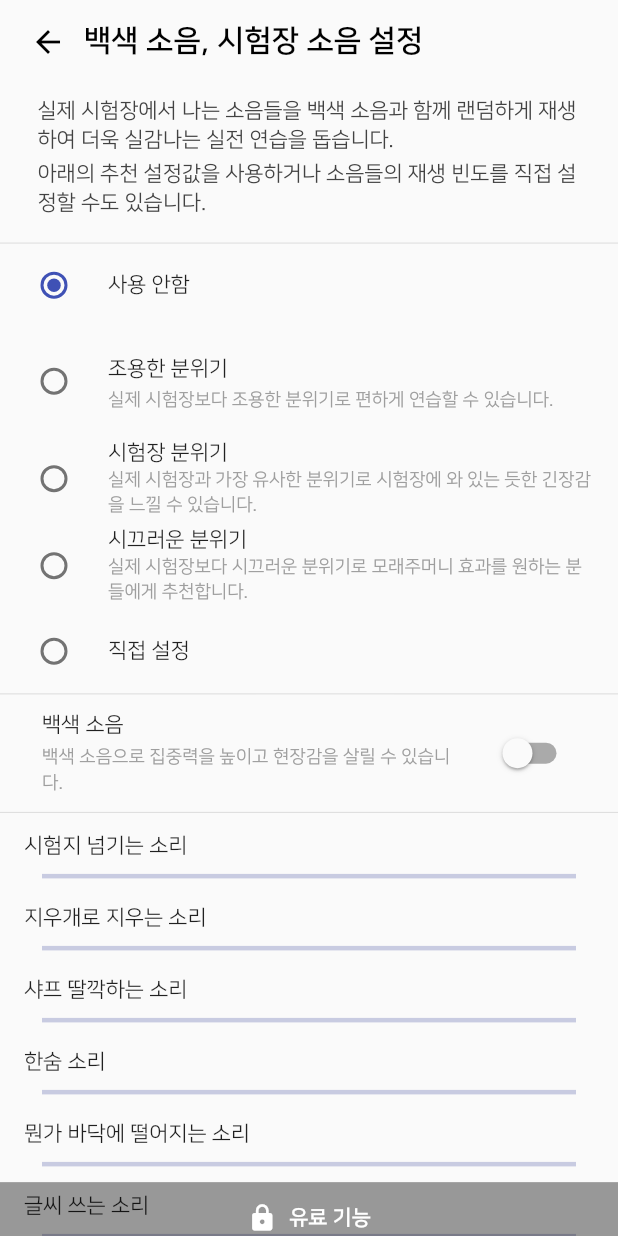
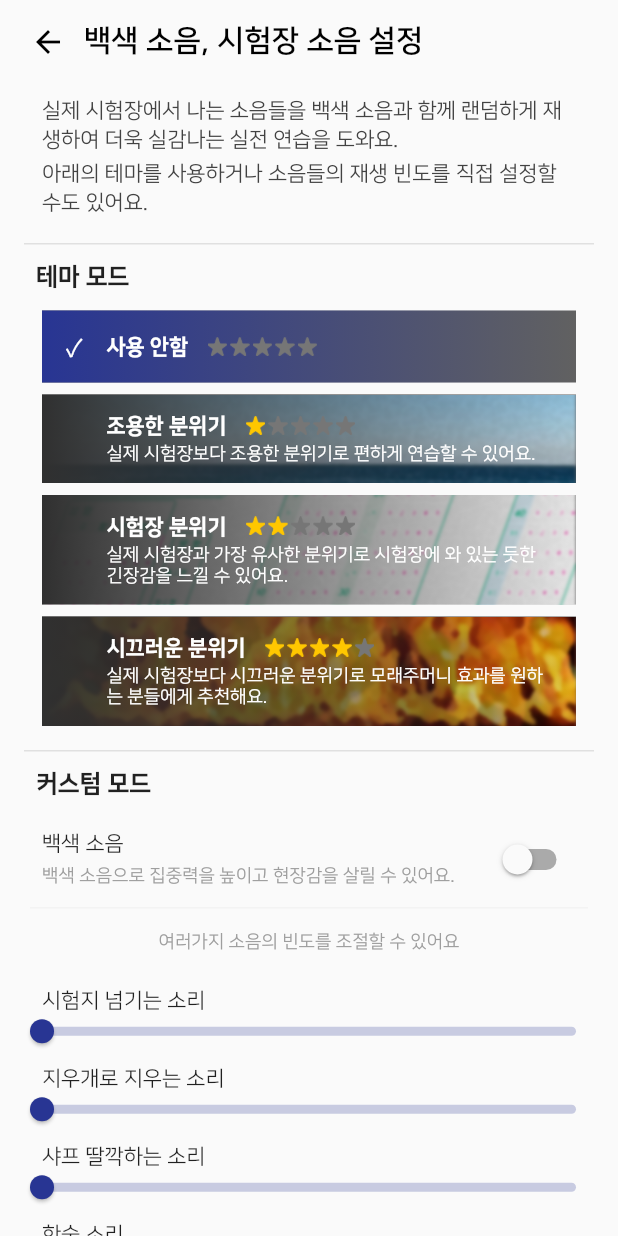
Before and after one commit to silgam/silgam-flutter, a Flutter app: the NoiseSettingPage screen opened by its route, on a phone screen of 412 x 824 dp. Run offline on Flutter 3.47's test engine with Material 2 defaults, Android fonts, the phone set to English and light mode, and no system bars; our stand-ins replace bloc, cached_network_image, carousel_slider, cloud_firestore, dio, dotted_line and 32 more; missing offline and left inert: audio_session, flutter_facebook_auth, in_app_purchase_storekit, kakao_flutter_sdk, mixpanel_flutter, rich_text_controller; accounts and stored records are empty; generated files the repository leaves out were written again; network calls fail; statements that could not run were skipped.

Commit message:
feat: update noise setting page design

```diff
--- /dev/null
+++ b/lib/presentation/common/subtitle.dart
@@ -0,0 +1,34 @@
+import 'package:flutter/material.dart';
+
+class Subtitle extends StatelessWidget {
+  const Subtitle({
+    super.key,
+    required this.text,
+  });
+
+  final String text;
+
+  @override
+  Widget build(BuildContext context) {
+    return Container(
+      width: double.infinity,
+      padding: const EdgeInsets.only(left: 8, right: 8, top: 12, bottom: 4),
+      margin: const EdgeInsets.symmetric(horizontal: 16),
+      decoration: BoxDecoration(
+        border: Border(
+          top: BorderSide(
+            color: Colors.grey.shade300,
+            width: 1,
+          ),
+        ),
+      ),
+      child: Text(
+        text,
+        style: const TextStyle(
+          fontSize: 16,
+          fontWeight: FontWeight.w900,
+        ),
+      ),
+    );
+  }
+}
--- a/lib/presentation/home_page/settings/settings_view.dart
+++ b/lib/presentation/home_page/settings/settings_view.dart
@@ -19,6 +19,7 @@ import '../../common/custom_card.dart';
 import '../../common/login_button.dart';
 import '../../common/purchase_button.dart';
 import '../../common/scaffold_body.dart';
+import '../../common/subtitle.dart';
 import '../../login_page/login_page.dart';
 import '../../my_page/my_page.dart';
 import '../../noise_setting/noise_setting_page.dart';
@@ -80,47 +81,47 @@ class _SettingsViewState extends State<SettingsView> {
           );
         },
       ),
-      _buildSubtitle('기능'),
+      const Subtitle(text: '기본 설정'),
       SettingTile(
         onTap: _onNoiseSettingButtonTap,
         title: '백색 소음, 시험장 소음 설정',
         description: '시험을 볼 때 백색소음과 시험장 소음을 통해 현장감을 극대화할 수 있습니다.',
         showArrow: true,
       ),
-      const _Divider(),
+      const SettingDivider(),
       const SettingTile(
         title: '시험 종료 후 바로 기록하기',
         description: '시험이 끝난 후에 모의고사를 기록할 수 있는 화면으로 넘어갑니다.',
         disabledDescription: '시험이 끝난 후에 모의고사 목록 화면으로 넘어갑니다.',
         preferenceKey: PreferenceKey.showAddRecordPageAfterExamFinished,
       ),
-      _buildSubtitle('기타'),
+      const Subtitle(text: '기타'),
       SettingTile(
         onTap: _onWriteReviewButtonTap,
         title: '리뷰 쓰기',
         description: '리뷰는 실감 팀에게 큰 도움이 됩니다.',
       ),
-      const _Divider(),
+      const SettingDivider(),
       SettingTile(
         onTap: () => launchUrl(Uri.parse(urlKakaotalk),
             mode: LaunchMode.externalApplication),
         title: '문의하기',
         description: '실감 카카오톡 채널로 의견을 보내거나 문의할 수 있습니다.',
       ),
-      if (appState.isSignedIn) const _Divider(),
+      if (appState.isSignedIn) const SettingDivider(),
       if (appState.isSignedIn)
         SettingTile(
           onTap: _onLogoutTap,
           title: '로그아웃',
         ),
-      if (appState.isSignedIn) const _Divider(),
+      if (appState.isSignedIn) const SettingDivider(),
       if (appState.isSignedIn)
         SettingTile(
           onTap: () => _onDeleteAccountTap(), // 유저 삭제, 로그아웃
           title: '계정 탈퇴',
           titleColor: Colors.red,
         ),
-      const _Divider(thick: true),
+      const Divider(),
       FutureBuilder(
         future: PackageInfo.fromPlatform(),
         builder: (_, AsyncSnapshot<PackageInfo> snapshot) {
@@ -238,28 +239,6 @@ class _SettingsViewState extends State<SettingsView> {
               ],
             ),
           ),
-        ),
-      ),
-    );
-  }
-
-  Widget _buildSubtitle(String text) {
-    return Container(
-      padding: const EdgeInsets.only(left: 8, right: 8, top: 12, bottom: 4),
-      margin: const EdgeInsets.symmetric(horizontal: 16),
-      decoration: BoxDecoration(
-        border: Border(
-          top: BorderSide(
-            color: Colors.grey.shade300,
-            width: 1,
-          ),
-        ),
-      ),
-      child: Text(
-        text,
-        style: const TextStyle(
-          fontSize: 16,
-          fontWeight: FontWeight.w900,
         ),
       ),
     );
@@ -411,28 +390,19 @@ class _SettingsViewState extends State<SettingsView> {
   }
 }
 
-class _Divider extends StatelessWidget {
-  final bool thick;
-
-  const _Divider({
+class SettingDivider extends StatelessWidget {
+  const SettingDivider({
     Key? key,
-    this.thick = false,
   }) : super(key: key);
 
   @override
   Widget build(BuildContext context) {
-    double thickness = 0.5;
-    double indent = 20;
-    if (thick) {
-      thickness = 0.8;
-      indent = 0;
-    }
     return Divider(
       color: Colors.black.withOpacity(0.06),
-      height: thickness,
-      thickness: thickness,
-      indent: indent,
-      endIndent: indent,
+      height: 0.5,
+      thickness: 0.5,
+      indent: 20,
+      endIndent: 20,
     );
   }
 }
--- a/lib/presentation/noise_setting/noise_setting_page.dart
+++ b/lib/presentation/noise_setting/noise_setting_page.dart
@@ -7,7 +7,10 @@ import '../../util/injection.dart';
 import '../app/cubit/app_cubit.dart';
 import '../app/cubit/iap_cubit.dart';
 import '../common/custom_menu_bar.dart';
+import '../common/is_tablet.dart';
+import '../common/subtitle.dart';
 import '../home_page/settings/setting_tile.dart';
+import '../home_page/settings/settings_view.dart';
 import '../purchase_page/purchase_page.dart';
 import 'cubit/noise_setting_cubit.dart';
 
@@ -51,99 +54,167 @@ class _NoiseSettingPageState extends State<NoiseSettingPage> {
   Widget _buildSettingBody(NoiseSettingState state) {
     return Column(
       mainAxisSize: MainAxisSize.min,
+      crossAxisAlignment: CrossAxisAlignment.stretch,
       children: [
         const SizedBox(height: 8),
         Padding(
-          padding: const EdgeInsets.symmetric(horizontal: 25),
+          padding: const EdgeInsets.symmetric(horizontal: 28),
           child: Text(
-            '실제 시험장에서 나는 소음들을 백색 소음과 함께 랜덤하게 재생하여 더욱 실감나는 실전 연습을 돕습니다.',
+            '실제 시험장에서 나는 소음들을 백색 소음과 함께 랜덤하게 재생하여 더욱 실감나는 실전 연습을 도와요.',
             style: TextStyle(height: 1.35, color: Colors.grey.shade800),
           ),
         ),
         const SizedBox(height: 4),
         Padding(
-          padding: const EdgeInsets.symmetric(horizontal: 25),
+          padding: const EdgeInsets.symmetric(horizontal: 28),
           child: Text(
-            '아래의 추천 설정값을 사용하거나 소음들의 재생 빈도를 직접 설정할 수도 있습니다.',
+            '아래의 테마를 사용하거나 소음들의 재생 빈도를 직접 설정할 수도 있어요.',
             style: TextStyle(height: 1.35, color: Colors.grey.shade800),
           ),
         ),
         const SizedBox(height: 18),
-        const Divider(height: 0.1),
-        RadioListTile(
-          onChanged: _cubit.onPresetChanged,
-          value: NoisePreset.disabled,
-          groupValue: state.selectedNoisePreset,
-          title: const Text(
-            '사용 안함',
-            style: settingTitleTextStyle,
-          ),
-        ),
-        RadioListTile(
-          onChanged: _cubit.onPresetChanged,
-          value: NoisePreset.easy,
-          groupValue: state.selectedNoisePreset,
-          title: const Text(
-            '조용한 분위기',
-            style: settingTitleTextStyle,
-          ),
-          subtitle: const Text(
-            '실제 시험장보다 조용한 분위기로 편하게 연습할 수 있습니다.',
-            style: settingDescriptionTextStyle,
-          ),
-        ),
-        RadioListTile(
-          onChanged: _cubit.onPresetChanged,
-          value: NoisePreset.normal,
-          groupValue: state.selectedNoisePreset,
-          title: const Text(
-            '시험장 분위기',
-            style: settingTitleTextStyle,
-          ),
-          subtitle: const Text(
-            '실제 시험장과 가장 유사한 분위기로 시험장에 와 있는 듯한 긴장감을 느낄 수 있습니다.',
-            style: settingDescriptionTextStyle,
-          ),
-        ),
-        RadioListTile(
-          onChanged: _cubit.onPresetChanged,
-          value: NoisePreset.hard,
-          groupValue: state.selectedNoisePreset,
-          title: const Text(
-            '시끄러운 분위기',
-            style: settingTitleTextStyle,
-          ),
-          subtitle: const Text(
-            '실제 시험장보다 시끄러운 분위기로 모래주머니 효과를 원하는 분들에게 추천합니다.',
-            style: settingDescriptionTextStyle,
-          ),
-        ),
-        RadioListTile(
-          onChanged: _cubit.onPresetChanged,
-          value: NoisePreset.custom,
-          groupValue: state.selectedNoisePreset,
-          title: const Text(
-            '직접 설정',
-            style: settingTitleTextStyle,
-          ),
-        ),
-        const Divider(height: 1),
+        const Subtitle(text: '테마 모드'),
+        const SizedBox(height: 6),
+        _buildPresetButton(NoisePreset.disabled),
+        _buildPresetButton(NoisePreset.easy),
+        _buildPresetButton(NoisePreset.normal),
+        _buildPresetButton(NoisePreset.hard),
+        const SizedBox(height: 12),
+        const Subtitle(text: '커스텀 모드'),
+        const SizedBox(height: 6),
         SettingTile(
           title: '백색 소음',
-          description: '백색 소음으로 집중력을 높이고 현장감을 살릴 수 있습니다.',
+          description: '백색 소음으로 집중력을 높이고 현장감을 살릴 수 있어요.',
           preferenceKey: PreferenceKey.useWhiteNoise,
           onSwitchChanged: _cubit.onWhiteNoiseChanged,
           defaultValue: false,
         ),
-        const Divider(height: 1),
-        const SizedBox(height: 6),
-        BlocBuilder<AppCubit, AppState>(
+        const SettingDivider(),
+        const SizedBox(height: 16),
+        const Padding(
+          padding: EdgeInsets.symmetric(horizontal: 28),
+          child: Text(
+            '여러가지 소음의 빈도를 조절할 수 있어요',
+            textAlign: TextAlign.center,
+            style: TextStyle(
+              fontSize: 12,
+              color: Colors.grey,
+            ),
+          ),
+        ),
+        const SizedBox(height: 16),
+        _buildNoiseSettings(),
+        const SizedBox(height: 12),
+      ],
+    );
+  }
+
+  Widget _buildPresetButton(NoisePreset preset) {
+    final isSelected = _cubit.state.selectedNoisePreset == preset;
+    return GestureDetector(
+      onTap: () => _cubit.onPresetChanged(preset),
+      child: Container(
+        margin: const EdgeInsets.symmetric(horizontal: 28, vertical: 4),
+        decoration: BoxDecoration(
+          color: Colors.grey.shade700,
+          image: preset.backgroundImage != null
+              ? DecorationImage(
+                  fit: BoxFit.cover,
+                  image: AssetImage(preset.backgroundImage ?? ''),
+                )
+              : null,
+        ),
+        child: AnimatedContainer(
+          duration: const Duration(milliseconds: 150),
+          padding: const EdgeInsets.symmetric(horizontal: 16, vertical: 12),
+          decoration: BoxDecoration(
+            gradient: LinearGradient(
+              colors: isSelected
+                  ? [
+                      Theme.of(context).primaryColor,
+                      Theme.of(context).primaryColor.withOpacity(0),
+                    ]
+                  : [
+                      const Color(0xFF303030),
+                      const Color(0xFF303030).withOpacity(0),
+                    ],
+            ),
+          ),
+          child: Row(
+            children: [
+              AnimatedOpacity(
+                duration: const Duration(milliseconds: 150),
+                opacity: isSelected ? 1 : 0,
+                child: const Text(
+                  '✓',
+                  style: TextStyle(
+                    fontSize: 16,
+                    color: Colors.white,
+                  ),
+                ),
+              ),
+              const SizedBox(width: 16),
+              Expanded(
+                child: Column(
+                  crossAxisAlignment: CrossAxisAlignment.start,
+                  children: [
+                    Row(
+                      children: [
+                        Text(
+                          preset.title,
+                          style: const TextStyle(
+                            color: Colors.white,
+                            fontWeight: FontWeight.w900,
+                            height: 1.2,
+                          ),
+                        ),
+                        const SizedBox(width: 12),
+                        for (int i = 0; i < preset.difficulty; i++)
+                          Padding(
+                            padding: const EdgeInsets.symmetric(horizontal: 1),
+                            child: Image.asset(
+                              'assets/star.png',
+                              width: 13,
+                              color: const Color(0xFFFFC700),
+                            ),
+                          ),
+                        for (int i = 0; i < 5 - preset.difficulty; i++)
+                          Padding(
+                            padding: const EdgeInsets.symmetric(horizontal: 1),
+                            child: Image.asset(
+                              'assets/star.png',
+                              width: 13,
+                              color: const Color(0xFF767676),
+                            ),
+                          ),
+                      ],
+                    ),
+                    if (preset.description != null) const SizedBox(height: 4),
+                    if (preset.description != null)
+                      Text(
+                        preset.description ?? '',
+                        style: const TextStyle(
+                          color: Colors.white,
+                          fontSize: 12,
+                        ),
+                      ),
+                  ],
+                ),
+              ),
+            ],
+          ),
+        ),
+      ),
+    );
+  }
+
+  Widget _buildNoiseSettings() {
+    return BlocBuilder<AppCubit, AppState>(
       buildWhen: (previous, current) =>
           previous.productBenefit != current.productBenefit,
       builder: (context, appState) {
         final availableNoiseIds = appState.productBenefit.availableNoiseIds;
-            return Column(
-              children: [
+        final noiseSettingWidgets = [
           ...defaultNoises
               .where((element) => availableNoiseIds.contains(element.id))
               .map((noise) => _buildNoiseSettingTile(
@@ -153,15 +224,36 @@ class _NoiseSettingPageState extends State<NoiseSettingPage> {
               .toList(),
           ...defaultNoises
               .where((element) => !availableNoiseIds.contains(element.id))
-                    .map((noise) =>
-                        _buildNoiseSettingTile(noise, isLocked: true))
+              .map((noise) => _buildNoiseSettingTile(noise, isLocked: true))
               .toList(),
+        ];
+        if (isTablet(context)) {
+          return Row(
+            crossAxisAlignment: CrossAxisAlignment.start,
+            children: [
+              Expanded(
+                child: Column(
+                  children: noiseSettingWidgets.sublist(
+                    0,
+                    (noiseSettingWidgets.length / 2).ceil(),
+                  ),
+                ),
+              ),
+              Expanded(
+                child: Column(
+                  children: noiseSettingWidgets.sublist(
+                    (noiseSettingWidgets.length / 2).ceil(),
+                    noiseSettingWidgets.length,
+                  ),
+                ),
+              ),
             ],
           );
+        }
+        return Column(
+          children: noiseSettingWidgets,
+        );
       },
-        ),
-        const SizedBox(height: 12),
-      ],
     );
   }
 
@@ -169,21 +261,30 @@ class _NoiseSettingPageState extends State<NoiseSettingPage> {
     return Stack(
       children: [
         Padding(
-          padding: const EdgeInsets.only(
-            left: 16,
-            right: 16,
-            top: 8,
-          ),
+          padding: const EdgeInsets.symmetric(horizontal: 20, vertical: 8),
           child: Column(
             crossAxisAlignment: CrossAxisAlignment.start,
             children: [
-              Text(
+              Padding(
+                padding: const EdgeInsets.symmetric(horizontal: 8),
+                child: Text(
                   (noise.existingFiles == 0 ? '(지원 예정) ' : '') + noise.name,
                   style: TextStyle(
                     color: noise.existingFiles == 0 ? Colors.grey : null,
                   ),
                 ),
-              Slider(
+              ),
+              const SizedBox(height: 4),
+              SliderTheme(
+                data: SliderTheme.of(context).copyWith(
+                  trackHeight: 6,
+                  trackShape: const RoundedRectSliderTrackShape(),
+                  overlayShape: SliderComponentShape.noOverlay,
+                  thumbShape: const RoundSliderThumbShape(
+                    enabledThumbRadius: 8,
+                  ),
+                ),
+                child: Slider(
                   value: _cubit.state.noiseLevels[noise.id]?.toDouble() ?? 0,
                   onChanged: (value) =>
                       _cubit.onSliderChanged(noise, value.toInt()),
@@ -197,16 +298,18 @@ class _NoiseSettingPageState extends State<NoiseSettingPage> {
                       ? Theme.of(context).primaryColor.withAlpha(20)
                       : null,
                 ),
+              ),
             ],
           ),
         ),
         if (isLocked)
           Positioned.fill(
-            child: InkWell(
+            child: GestureDetector(
               onTap: _onLockedNoiseTapped,
-              splashColor: Colors.transparent,
               child: Container(
+                decoration: BoxDecoration(
                   color: Colors.black.withAlpha(100),
+                ),
                 child: Row(
                   mainAxisAlignment: MainAxisAlignment.center,
                   children: const [
--- a/lib/repository/noise_repository.dart
+++ b/lib/repository/noise_repository.dart
@@ -1,6 +1,45 @@
 import 'dart:math';
 
-enum NoisePreset { disabled, easy, normal, hard, custom }
+enum NoisePreset {
+  disabled(
+    title: '사용 안함',
+    difficulty: 0,
+  ),
+  easy(
+    title: '조용한 분위기',
+    difficulty: 1,
+    description: '실제 시험장보다 조용한 분위기로 편하게 연습할 수 있어요.',
+    backgroundImage: 'assets/noise_easy.png',
+  ),
+  normal(
+    title: '시험장 분위기',
+    difficulty: 2,
+    description: '실제 시험장과 가장 유사한 분위기로 시험장에 와 있는 듯한 긴장감을 느낄 수 있어요.',
+    backgroundImage: 'assets/noise_normal.png',
+  ),
+  hard(
+    title: '시끄러운 분위기',
+    difficulty: 4,
+    description: '실제 시험장보다 시끄러운 분위기로 모래주머니 효과를 원하는 분들에게 추천해요.',
+    backgroundImage: 'assets/noise_hard.png',
+  ),
+  custom(
+    title: '직접 설정',
+    difficulty: 0,
+  );
+
+  const NoisePreset({
+    required this.title,
+    required this.difficulty,
+    this.description,
+    this.backgroundImage,
+  });
+
+  final String title;
+  final int difficulty;
+  final String? description;
+  final String? backgroundImage;
+}
 
 class Noise {
   static const int maxLevel = 20;
```
Also changed, not shown: assets/noise_easy.png (added), assets/noise_hard.png (added), assets/noise_normal.png (added), assets/star.png (added). Lines whose indentation alone changed are shown as unchanged.
